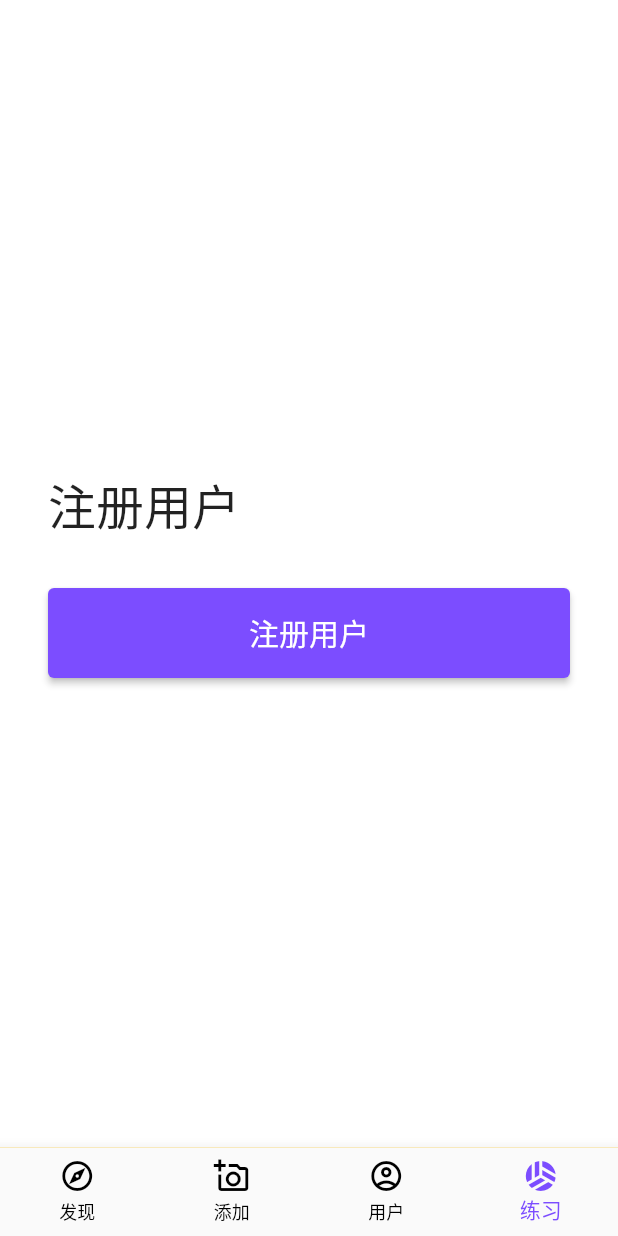
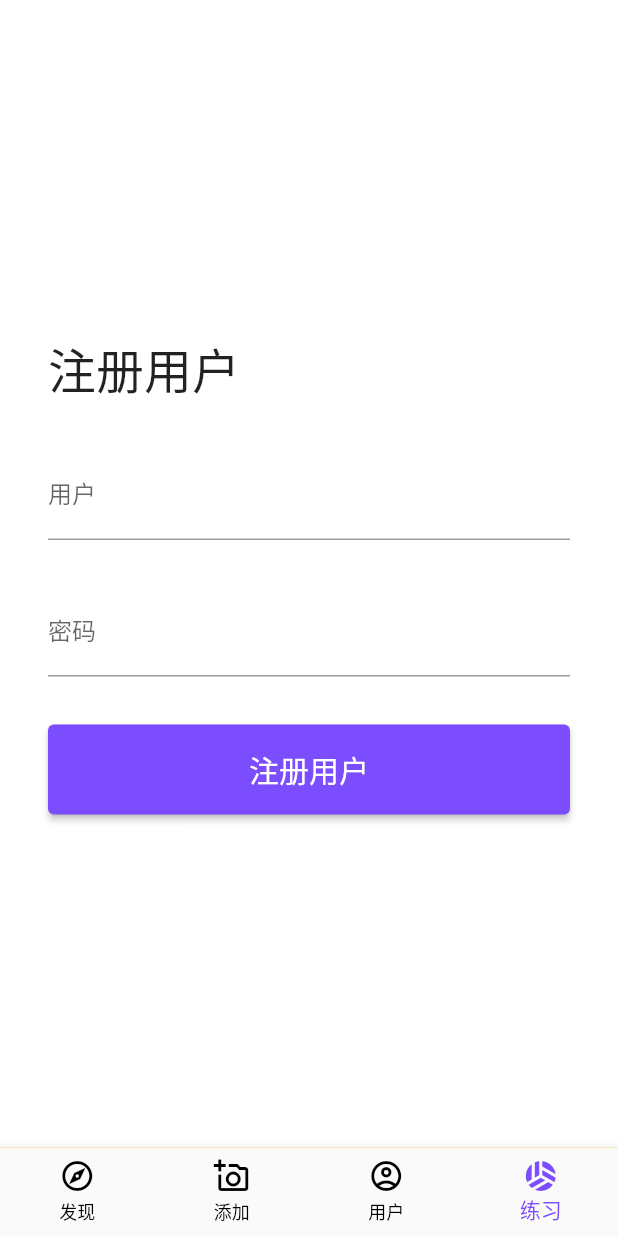
Before and after one commit to ninghao/xb2_flutter, a Flutter app: the screen it shows after launch, item 4 of the bottom bar chosen, on a phone screen of 412 x 824 dp. Run offline on Flutter 3.47's test engine with Material 2 defaults, Android fonts, the phone set to English and light mode, and no system bars; network calls fail.

Commit message:
文本字段：TextField

```diff
--- a/lib/user/create/user_create.dart
+++ b/lib/user/create/user_create.dart
@@ -15,6 +15,19 @@ class UserCreate extends StatelessWidget {
           ),
         ),
         SizedBox(height: 32),
+        TextField(
+          decoration: InputDecoration(
+            labelText: '用户',
+          ),
+        ),
+        SizedBox(height: 32),
+        TextField(
+          obscureText: true,
+          decoration: InputDecoration(
+            labelText: '密码',
+          ),
+        ),
+        SizedBox(height: 32),
         ElevatedButton(
           style: ElevatedButton.styleFrom(
             textStyle: TextStyle(fontSize: 20),
```
